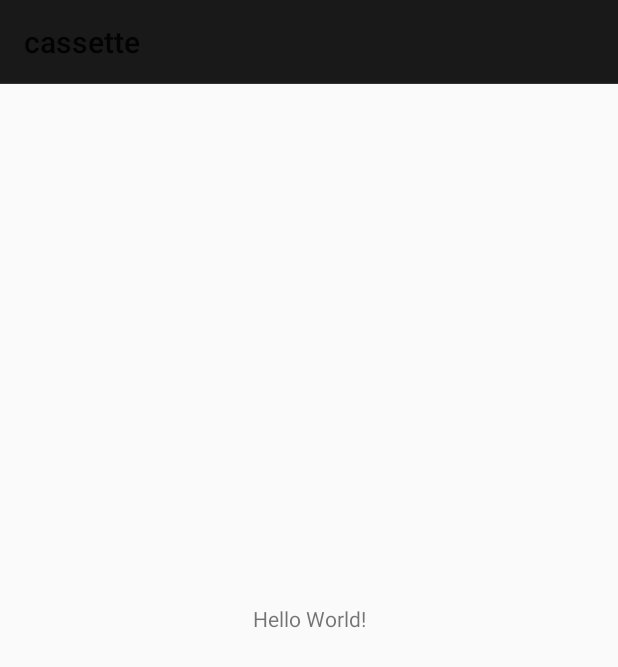
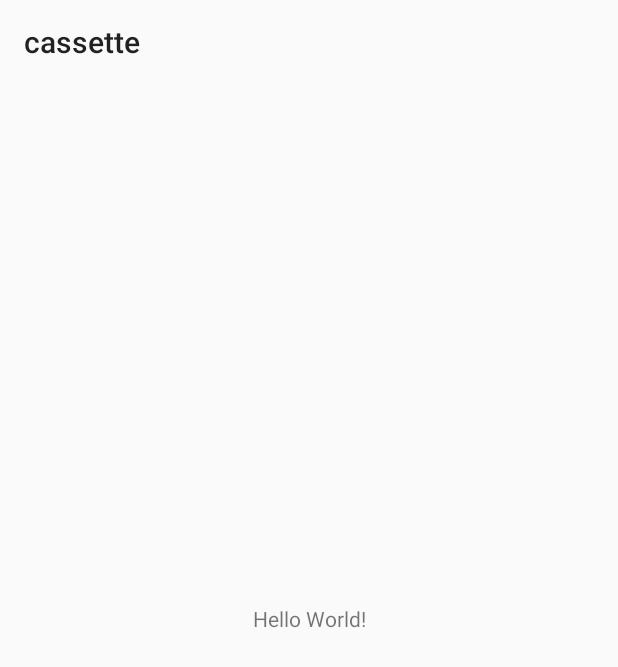
Before and after one commit to MahboubehSeyedpour/Kook-Player, an Android app: the screen it shows after launch (MainActivity), on a phone screen of 412 x 824 dp. Shown: the top 667 px of the screen. Run offline under Robolectric (Android 15) with nearby library versions, the phone set to English and light mode, and no system bars.

Commit message:
some minor changes

```diff
--- a/app/src/main/res/layout/component_toolbar.xml
+++ b/app/src/main/res/layout/component_toolbar.xml
@@ -16,7 +16,6 @@
         app:layout_constraintTop_toTopOf="parent"
         app:layout_constraintVertical_bias="0.0"
         app:popupTheme="@style/ThemeOverlay.AppCompat.Light"
-        style="@style/Toolbar"
-        android:background="@android:drawable/dark_header"/>
+        style="@style/Toolbar"/>
 
 </androidx.constraintlayout.widget.ConstraintLayout>
--- a/app/src/main/res/values/styles.xml
+++ b/app/src/main/res/values/styles.xml
@@ -1,6 +1,8 @@
 <?xml version="1.0" encoding="utf-8"?>
 <resources>
-    <style name="Toolbar" parent="Theme.AppCompat.Light.NoActionBar" >
-        <item name="backgroundTint">@color/white</item>
+    <style name="Toolbar" parent="Theme.MusicPlayer" >
+<!--        <item name="android:background">@color/white</item>-->
     </style>
 </resources>
+
+<!--<item name="backgroundTint">@color/blue_dark</item>-->
```
